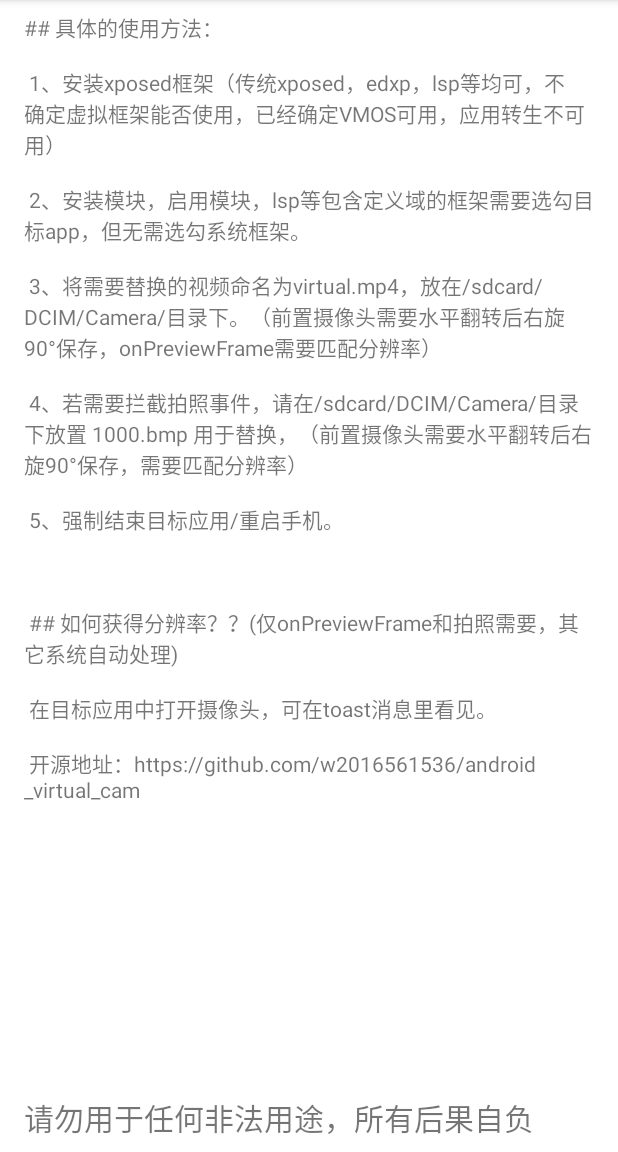
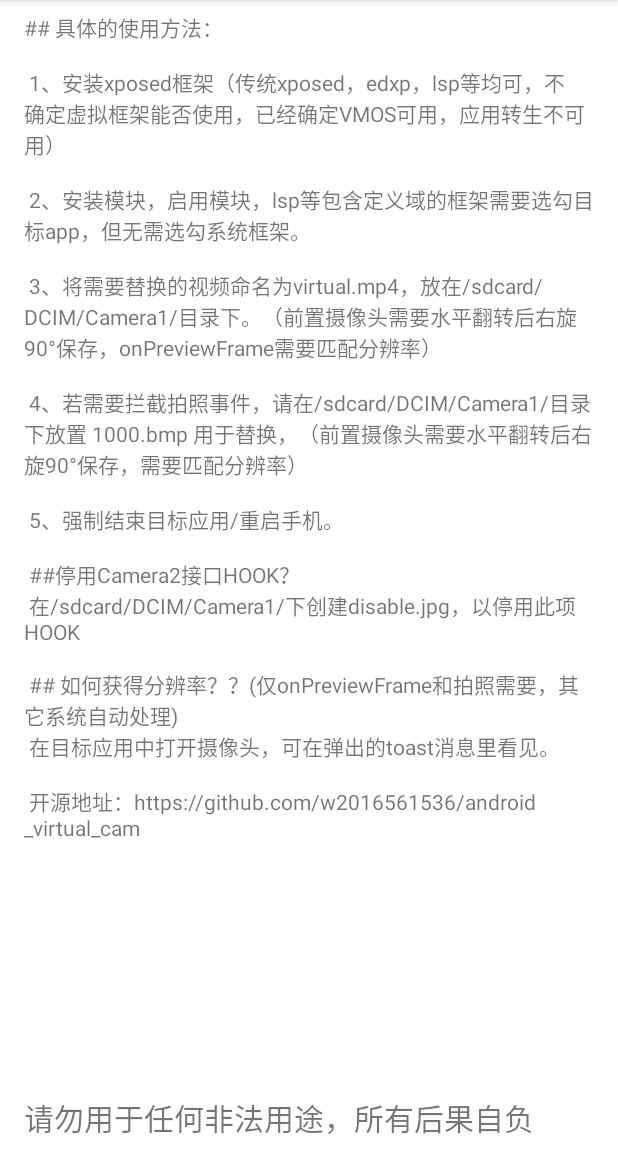
Before and after one commit to w2016561536/android_virtual_cam, an Android app: the screen it shows after launch (MainActivity), on a phone screen of 412 x 824 dp, the part 84-1236 px from its top. Run offline under Robolectric (Android 15) with nearby library versions, the phone set to English and light mode, and no system bars.

Commit message:
把所有文件移到Camera1文件夹下了

```diff
--- a/app/build.gradle
+++ b/app/build.gradle
@@ -9,8 +9,8 @@ android {
         applicationId "com.example.vcam"
         minSdk 21
         targetSdk 28
-        versionCode 5
-        versionName "2.2"
+        versionCode 6
+        versionName "2.3"
 
         testInstrumentationRunner "androidx.test.runner.AndroidJUnitRunner"
     }
--- a/app/src/main/res/layout/activity_main.xml
+++ b/app/src/main/res/layout/activity_main.xml
@@ -11,10 +11,8 @@
         android:layout_width="0dp"
         android:layout_height="0dp"
         android:layout_marginStart="16dp"
-        android:layout_marginLeft="16dp"
         android:layout_marginTop="8dp"
         android:layout_marginEnd="16dp"
-        android:layout_marginRight="16dp"
         android:layout_marginBottom="8dp"
         android:text="@string/_1_xposed_xposed_edxp_lsp_vmos_2_lsp_app_3_virtual_mp4_sdcard_dcim_camera_4_premiere_bmp_premiere_1000_1_bmp_sdcard_dcim_camera_bmp_5"
         app:layout_constraintBottom_toTopOf="@+id/textView2"
--- a/app/src/main/res/values/strings.xml
+++ b/app/src/main/res/values/strings.xml
@@ -1,15 +1,15 @@
 <resources>
     <string name="app_name">VCAM</string>
-    <string name="text1">替换预览资源，空为停用</string>
-    <string name="text2">回调资源，仅支持本地YUV420，空为停用</string>
-    <string name="textureview_m3u8">注：预览资源指TextureView的替换，支持视频（支持在线资源，如M3U8）\n回调资源指onPreviewFrame的替换，仅支持本地YUV420的图片，添加图片请确认图片尺寸与摄像头预览尺寸匹配（可在xposed的日志中看到摄像头预览尺寸）</string>
     <string name="_1_xposed_xposed_edxp_lsp_vmos_2_lsp_app_3_virtual_mp4_sdcard_dcim_camera_4_premiere_bmp_premiere_1000_1_bmp_sdcard_dcim_camera_bmp_5">## 具体的使用方法：  \n\n
 1、安装xposed框架（传统xposed，edxp，lsp等均可，不确定虚拟框架能否使用，已经确定VMOS可用，应用转生不可用）  \n\n
 2、安装模块，启用模块，lsp等包含定义域的框架需要选勾目标app，但无需选勾系统框架。  \n\n
-3、将需要替换的视频命名为virtual.mp4，放在/sdcard/DCIM/Camera/目录下。（前置摄像头需要水平翻转后右旋90°保存，onPreviewFrame需要匹配分辨率）  \n\n
-4、若需要拦截拍照事件，请在/sdcard/DCIM/Camera/目录下放置 1000.bmp 用于替换，（前置摄像头需要水平翻转后右旋90°保存，需要匹配分辨率）  \n\n
-5、强制结束目标应用/重启手机。  \n\n
+3、将需要替换的视频命名为virtual.mp4，放在/sdcard/DCIM/Camera1/目录下。（前置摄像头需要水平翻转后右旋90°保存，onPreviewFrame需要匹配分辨率）  \n\n
+4、若需要拦截拍照事件，请在/sdcard/DCIM/Camera1/目录下放置 1000.bmp 用于替换，（前置摄像头需要水平翻转后右旋90°保存，需要匹配分辨率）  \n\n
+5、强制结束目标应用/重启手机。  \n
+\n
+##停用Camera2接口HOOK？\n
+在/sdcard/DCIM/Camera1/下创建disable.jpg，以停用此项HOOK
 \n\n
-## 如何获得分辨率？？(仅onPreviewFrame和拍照需要，其它系统自动处理)  \n\n
-在目标应用中打开摄像头，可在toast消息里看见。  \n\n 开源地址：https://github.com/w2016561536/android_virtual_cam </string>
+## 如何获得分辨率？？(仅onPreviewFrame和拍照需要，其它系统自动处理)  \n
+在目标应用中打开摄像头，可在弹出的toast消息里看见。  \n\n 开源地址：https://github.com/w2016561536/android_virtual_cam </string>
 </resources>
```
Also changed, not shown: app/src/main/java/com/example/vcam/HookMain.java (+36 -108 lines), 3 other files.
